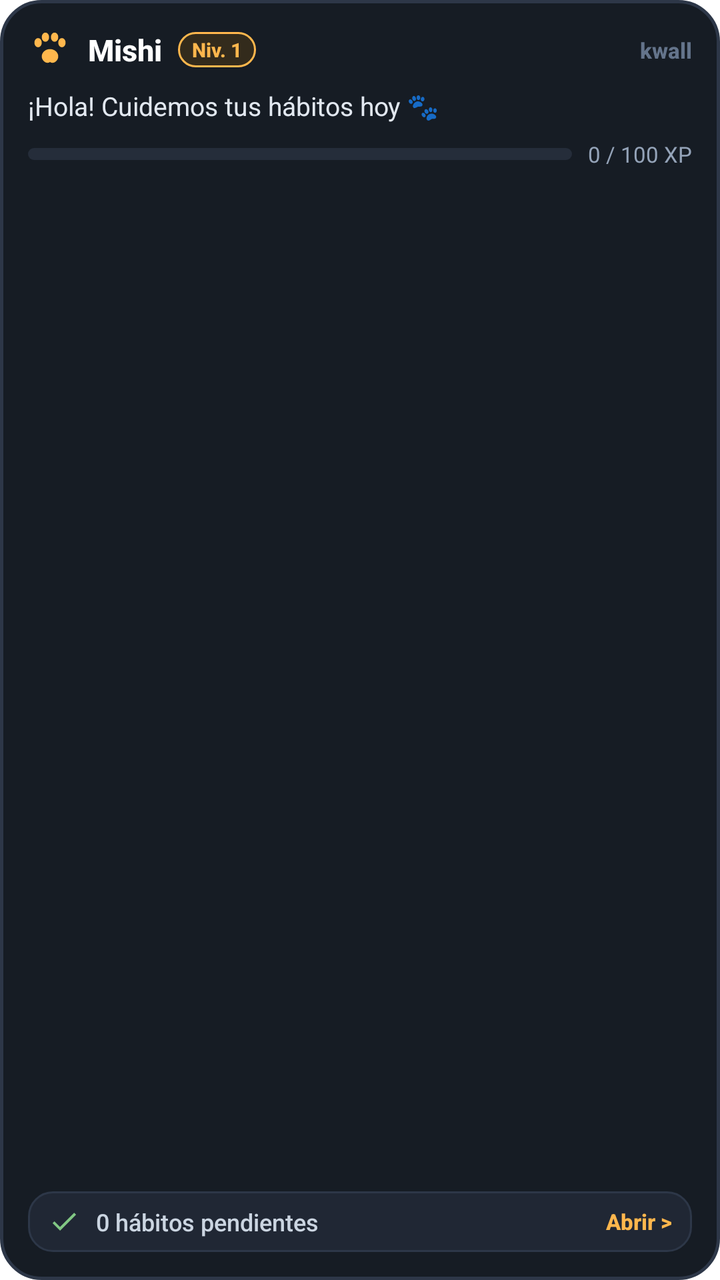
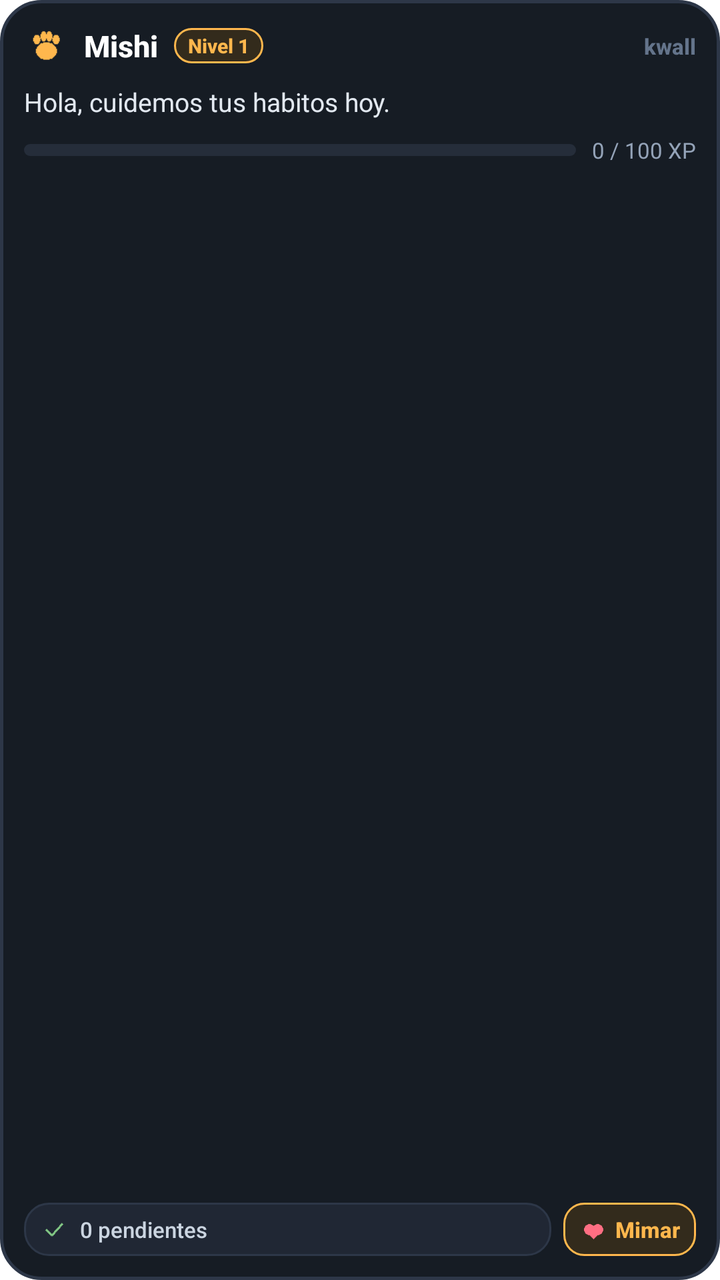

The first picture is an Android layout as it rendered before a commit; the second is the same layout after the commit. The layout source and the unified diff follow.
<!-- AndroidManifest.xml: fallback theme Theme.MaterialComponents.DayNight.NoActionBar -->
<!-- res/layout/kwall_pet_widget.xml -->
<?xml version="1.0" encoding="utf-8"?>
<LinearLayout xmlns:android="http://schemas.android.com/apk/res/android"
    android:id="@+id/widget_root"
    android:layout_width="match_parent"
    android:layout_height="match_parent"
    android:background="@drawable/widget_card_bg"
    android:orientation="vertical"
    android:padding="14dp">

    
    <LinearLayout
        android:layout_width="match_parent"
        android:layout_height="wrap_content"
        android:gravity="center_vertical"
        android:orientation="horizontal">

        <ImageView
            android:id="@+id/widget_pet_icon"
            android:layout_width="22dp"
            android:layout_height="22dp"
            android:contentDescription="@string/widget_pet_habits_name"
            android:src="@drawable/ic_widget_paw" />

        <TextView
            android:id="@+id/widget_pet_name"
            android:layout_width="wrap_content"
            android:layout_height="wrap_content"
            android:layout_marginStart="8dp"
            android:fontFamily="sans-serif-medium"
            android:text="Mishi"
            android:textColor="#FFFFFF"
            android:textSize="15sp"
            android:textStyle="bold" />

        <TextView
            android:id="@+id/widget_pet_level"
            android:layout_width="wrap_content"
            android:layout_height="wrap_content"
            android:layout_marginStart="8dp"
            android:background="@drawable/widget_chip_accent"
            android:fontFamily="sans-serif-medium"
            android:paddingStart="7dp"
            android:paddingTop="2dp"
            android:paddingEnd="7dp"
            android:paddingBottom="2dp"
            android:text="Niv. 1"
            android:textColor="#FFB74D"
            android:textSize="10sp"
            android:textStyle="bold" />

        <View
            android:layout_width="0dp"
            android:layout_height="0dp"
            android:layout_weight="1" />

        <TextView
            android:layout_width="wrap_content"
            android:layout_height="wrap_content"
            android:fontFamily="sans-serif-medium"
            android:text="kwall"
            android:textColor="#64748B"
            android:textSize="11sp"
            android:textStyle="bold" />
    </LinearLayout>

    
    <TextView
        android:id="@+id/widget_pet_status"
        android:layout_width="match_parent"
        android:layout_height="wrap_content"
        android:layout_marginTop="8dp"
        android:ellipsize="end"
        android:fontFamily="sans-serif"
        android:maxLines="2"
        android:text="¡Hola! Cuidemos tus hábitos hoy 🐾"
        android:textColor="#E2E8F0"
        android:textSize="13sp" />

    
    <LinearLayout
        android:layout_width="match_parent"
        android:layout_height="wrap_content"
        android:layout_marginTop="8dp"
        android:gravity="center_vertical"
        android:orientation="horizontal">

        <ProgressBar
            android:id="@+id/widget_pet_xp_progress"
            style="?android:attr/progressBarStyleHorizontal"
            android:layout_width="0dp"
            android:layout_height="6dp"
            android:layout_weight="1"
            android:max="100"
            android:progress="0"
            android:progressDrawable="@drawable/widget_progress_bar" />

        <TextView
            android:id="@+id/widget_pet_xp_text"
            android:layout_width="wrap_content"
            android:layout_height="wrap_content"
            android:layout_marginStart="8dp"
            android:fontFamily="sans-serif"
            android:text="0 / 100 XP"
            android:textColor="#94A3B8"
            android:textSize="11sp" />
    </LinearLayout>

    <View
        android:layout_width="0dp"
        android:layout_height="0dp"
        android:layout_weight="1" />

    
    <LinearLayout
        android:id="@+id/widget_habits_container"
        android:layout_width="match_parent"
        android:layout_height="wrap_content"
        android:layout_marginTop="8dp"
        android:background="@drawable/widget_chip_bg"
        android:gravity="center_vertical"
        android:orientation="horizontal"
        android:paddingStart="10dp"
        android:paddingTop="7dp"
        android:paddingEnd="10dp"
        android:paddingBottom="7dp">

        <ImageView
            android:id="@+id/widget_habit_icon"
            android:layout_width="16dp"
            android:layout_height="16dp"
            android:contentDescription="@string/widget_pet_habits_name"
            android:src="@drawable/ic_widget_check" />

        <TextView
            android:id="@+id/widget_habits_summary"
            android:layout_width="0dp"
            android:layout_height="wrap_content"
            android:layout_marginStart="8dp"
            android:layout_weight="1"
            android:ellipsize="end"
            android:fontFamily="sans-serif-medium"
            android:maxLines="1"
            android:text="0 hábitos pendientes"
            android:textColor="#CBD5E1"
            android:textSize="12sp" />

        <TextView
            android:id="@+id/widget_action_btn"
            android:layout_width="wrap_content"
            android:layout_height="wrap_content"
            android:layout_marginStart="4dp"
            android:fontFamily="sans-serif-medium"
            android:text="Abrir >"
            android:textColor="#FFB74D"
            android:textSize="11sp"
            android:textStyle="bold" />
    </LinearLayout>

</LinearLayout>
<!-- resources referenced by this layout -->
<resources>
  <!-- drawable ic_widget_check (drawable) -->
  <vector xmlns:android="http://schemas.android.com/apk/res/android"
      android:width="24dp"
      android:height="24dp"
      android:viewportWidth="24"
      android:viewportHeight="24">
      <path
          android:fillColor="#81C784"
          android:pathData="M9,16.2L4.8,12l-1.4,1.4L9,19 21,7l-1.4,-1.4L9,16.2z"/>
  </vector>
  <!-- drawable ic_widget_paw (drawable) -->
  <vector xmlns:android="http://schemas.android.com/apk/res/android"
      android:width="24dp"
      android:height="24dp"
      android:viewportWidth="24"
      android:viewportHeight="24">
      
      <path
          android:fillColor="#FFB74D"
          android:pathData="M12,11.5c-2.5,0 -4.5,1.8 -4.5,4c0,1.8 1.5,3.5 3.2,3.5c0.8,0 1.3,-0.5 1.3,-0.5s0.5,0.5 1.3,0.5c1.7,0 3.2,-1.7 3.2,-3.5C16.5,13.3 14.5,11.5 12,11.5z"/>
      
      <path
          android:fillColor="#FFB74D"
          android:pathData="M5.5,10.5c1.1,0 2,-1.1 2,-2.5s-0.9,-2.5 -2,-2.5s-2,1.1 -2,2.5S4.4,10.5 5.5,10.5z"/>
      
      <path
          android:fillColor="#FFB74D"
          android:pathData="M9.5,7.5c1.1,0 2,-1.1 2,-2.5s-0.9,-2.5 -2,-2.5s-2,1.1 -2,2.5S8.4,7.5 9.5,7.5z"/>
      
      <path
          android:fillColor="#FFB74D"
          android:pathData="M14.5,7.5c1.1,0 2,-1.1 2,-2.5s-0.9,-2.5 -2,-2.5s-2,1.1 -2,2.5S13.4,7.5 14.5,7.5z"/>
      
      <path
          android:fillColor="#FFB74D"
          android:pathData="M18.5,10.5c1.1,0 2,-1.1 2,-2.5s-0.9,-2.5 -2,-2.5s-2,1.1 -2,2.5S17.4,10.5 18.5,10.5z"/>
  </vector>
  <!-- drawable widget_card_bg (drawable) -->
  <?xml version="1.0" encoding="utf-8"?>
  <shape xmlns:android="http://schemas.android.com/apk/res/android"
      android:shape="rectangle">
      <solid android:color="#161C24" />
      <corners android:radius="20dp" />
      <stroke
          android:width="1.5dp"
          android:color="#2D3748" />
  </shape>
  <!-- drawable widget_chip_accent (drawable) -->
  <?xml version="1.0" encoding="utf-8"?>
  <shape xmlns:android="http://schemas.android.com/apk/res/android"
      android:shape="rectangle">
      <solid android:color="#332B1C" />
      <corners android:radius="10dp" />
      <stroke
          android:width="1dp"
          android:color="#FFB74D" />
  </shape>
  <!-- drawable widget_chip_bg (drawable) -->
  <?xml version="1.0" encoding="utf-8"?>
  <shape xmlns:android="http://schemas.android.com/apk/res/android"
      android:shape="rectangle">
      <solid android:color="#202734" />
      <corners android:radius="12dp" />
      <stroke
          android:width="1dp"
          android:color="#2D3748" />
  </shape>
  <!-- drawable widget_progress_bar (drawable) -->
  <?xml version="1.0" encoding="utf-8"?>
  <layer-list xmlns:android="http://schemas.android.com/apk/res/android">
      <item android:id="@android:id/background">
          <shape>
              <corners android:radius="3dp" />
              <solid android:color="#252D3A" />
          </shape>
      </item>
      <item android:id="@android:id/progress">
          <clip>
              <shape>
                  <corners android:radius="3dp" />
                  <solid android:color="#FFB74D" />
              </shape>
          </clip>
      </item>
  </layer-list>
  <string name="widget_pet_habits_name">Mishi &amp; Hábitos</string>
</resources>

<!-- the commit's change to res/layout/kwall_pet_widget.xml (unified diff, before → after) -->
@@ -5,7 +5,7 @@
     android:layout_height="match_parent"
     android:background="@drawable/widget_card_bg"
     android:orientation="vertical"
-    android:padding="14dp">
+    android:padding="12dp">
 
     
     <LinearLayout
@@ -43,17 +43,18 @@
             android:paddingTop="2dp"
             android:paddingEnd="7dp"
             android:paddingBottom="2dp"
-            android:text="Niv. 1"
+            android:text="Nivel 1"
             android:textColor="#FFB74D"
             android:textSize="10sp"
             android:textStyle="bold" />
 
-        <View
+        <FrameLayout
             android:layout_width="0dp"
-            android:layout_height="0dp"
+            android:layout_height="1dp"
             android:layout_weight="1" />
 
         <TextView
+            android:id="@+id/widget_brand"
             android:layout_width="wrap_content"
             android:layout_height="wrap_content"
             android:fontFamily="sans-serif-medium"
@@ -72,7 +73,7 @@
         android:ellipsize="end"
         android:fontFamily="sans-serif"
         android:maxLines="2"
-        android:text="¡Hola! Cuidemos tus hábitos hoy 🐾"
+        android:text="Hola, cuidemos tus habitos hoy."
         android:textColor="#E2E8F0"
         android:textSize="13sp" />
 
@@ -105,55 +106,85 @@
             android:textSize="11sp" />
     </LinearLayout>
 
-    <View
-        android:layout_width="0dp"
+    <FrameLayout
+        android:layout_width="match_parent"
         android:layout_height="0dp"
         android:layout_weight="1" />
 
     
     <LinearLayout
-        android:id="@+id/widget_habits_container"
         android:layout_width="match_parent"
         android:layout_height="wrap_content"
         android:layout_marginTop="8dp"
-        android:background="@drawable/widget_chip_bg"
         android:gravity="center_vertical"
-        android:orientation="horizontal"
-        android:paddingStart="10dp"
-        android:paddingTop="7dp"
-        android:paddingEnd="10dp"
-        android:paddingBottom="7dp">
+        android:orientation="horizontal">
 
-        <ImageView
-            android:id="@+id/widget_habit_icon"
-            android:layout_width="16dp"
-            android:layout_height="16dp"
-            android:contentDescription="@string/widget_pet_habits_name"
-            android:src="@drawable/ic_widget_check" />
-
-        <TextView
-            android:id="@+id/widget_habits_summary"
+        
+        <LinearLayout
+            android:id="@+id/widget_habits_container"
             android:layout_width="0dp"
             android:layout_height="wrap_content"
-            android:layout_marginStart="8dp"
             android:layout_weight="1"
-            android:ellipsize="end"
-            android:fontFamily="sans-serif-medium"
-            android:maxLines="1"
-            android:text="0 hábitos pendientes"
-            android:textColor="#CBD5E1"
-            android:textSize="12sp" />
+            android:background="@drawable/widget_chip_bg"
+            android:gravity="center_vertical"
+            android:orientation="horizontal"
+            android:paddingStart="8dp"
+            android:paddingTop="6dp"
+            android:paddingEnd="8dp"
+            android:paddingBottom="6dp">
 
-        <TextView
-            android:id="@+id/widget_action_btn"
+            <ImageView
+                android:id="@+id/widget_habit_icon"
+                android:layout_width="14dp"
+                android:layout_height="14dp"
+                android:contentDescription="@string/widget_pet_habits_name"
+                android:src="@drawable/ic_widget_check" />
+
+            <TextView
+                android:id="@+id/widget_habits_summary"
+                android:layout_width="0dp"
+                android:layout_height="wrap_content"
+                android:layout_marginStart="6dp"
+                android:layout_weight="1"
+                android:ellipsize="end"
+                android:fontFamily="sans-serif-medium"
+                android:maxLines="1"
+                android:text="0 pendientes"
+                android:textColor="#CBD5E1"
+                android:textSize="11sp" />
+        </LinearLayout>
+
+        
+        <LinearLayout
+            android:id="@+id/widget_pet_affection_btn"
             android:layout_width="wrap_content"
             android:layout_height="wrap_content"
-            android:layout_marginStart="4dp"
-            android:fontFamily="sans-serif-medium"
-            android:text="Abrir >"
-            android:textColor="#FFB74D"
-            android:textSize="11sp"
-            android:textStyle="bold" />
+            android:layout_marginStart="6dp"
+            android:background="@drawable/widget_chip_accent"
+            android:gravity="center_vertical"
+            android:orientation="horizontal"
+            android:paddingStart="8dp"
+            android:paddingTop="6dp"
+            android:paddingEnd="8dp"
+            android:paddingBottom="6dp">
+
+            <ImageView
+                android:layout_width="14dp"
+                android:layout_height="14dp"
+                android:contentDescription="@string/widget_pet_habits_name"
+                android:src="@drawable/ic_widget_heart" />
+
+            <TextView
+                android:layout_width="wrap_content"
+                android:layout_height="wrap_content"
+                android:layout_marginStart="4dp"
+                android:fontFamily="sans-serif-medium"
+                android:text="Mimar"
+                android:textColor="#FFB74D"
+                android:textSize="11sp"
+                android:textStyle="bold" />
+        </LinearLayout>
+
     </LinearLayout>
 
 </LinearLayout>
<!-- resource entries referenced after the edit -->
@@ -1,42 +1,8 @@
 <!-- resources referenced by this layout -->
 <resources>
-  <!-- drawable ic_widget_check (drawable) -->
-  <vector xmlns:android="http://schemas.android.com/apk/res/android"
-      android:width="24dp"
-      android:height="24dp"
-      android:viewportWidth="24"
-      android:viewportHeight="24">
-      <path
-          android:fillColor="#81C784"
-          android:pathData="M9,16.2L4.8,12l-1.4,1.4L9,19 21,7l-1.4,-1.4L9,16.2z"/>
-  </vector>
-  <!-- drawable ic_widget_paw (drawable) -->
-  <vector xmlns:android="http://schemas.android.com/apk/res/android"
-      android:width="24dp"
-      android:height="24dp"
-      android:viewportWidth="24"
-      android:viewportHeight="24">
-      
-      <path
-          android:fillColor="#FFB74D"
-          android:pathData="M12,11.5c-2.5,0 -4.5,1.8 -4.5,4c0,1.8 1.5,3.5 3.2,3.5c0.8,0 1.3,-0.5 1.3,-0.5s0.5,0.5 1.3,0.5c1.7,0 3.2,-1.7 3.2,-3.5C16.5,13.3 14.5,11.5 12,11.5z"/>
-      
-      <path
-          android:fillColor="#FFB74D"
-          android:pathData="M5.5,10.5c1.1,0 2,-1.1 2,-2.5s-0.9,-2.5 -2,-2.5s-2,1.1 -2,2.5S4.4,10.5 5.5,10.5z"/>
-      
-      <path
-          android:fillColor="#FFB74D"
-          android:pathData="M9.5,7.5c1.1,0 2,-1.1 2,-2.5s-0.9,-2.5 -2,-2.5s-2,1.1 -2,2.5S8.4,7.5 9.5,7.5z"/>
-      
-      <path
-          android:fillColor="#FFB74D"
-          android:pathData="M14.5,7.5c1.1,0 2,-1.1 2,-2.5s-0.9,-2.5 -2,-2.5s-2,1.1 -2,2.5S13.4,7.5 14.5,7.5z"/>
-      
-      <path
-          android:fillColor="#FFB74D"
-          android:pathData="M18.5,10.5c1.1,0 2,-1.1 2,-2.5s-0.9,-2.5 -2,-2.5s-2,1.1 -2,2.5S17.4,10.5 18.5,10.5z"/>
-  </vector>
+  <!-- drawable ic_widget_check: png bitmap (drawable, 256 bytes) -->
+  <!-- drawable ic_widget_heart: png bitmap (drawable, 250 bytes) -->
+  <!-- drawable ic_widget_paw: png bitmap (drawable, 292 bytes) -->
   <!-- drawable widget_card_bg (drawable) -->
   <?xml version="1.0" encoding="utf-8"?>
   <shape xmlns:android="http://schemas.android.com/apk/res/android"
